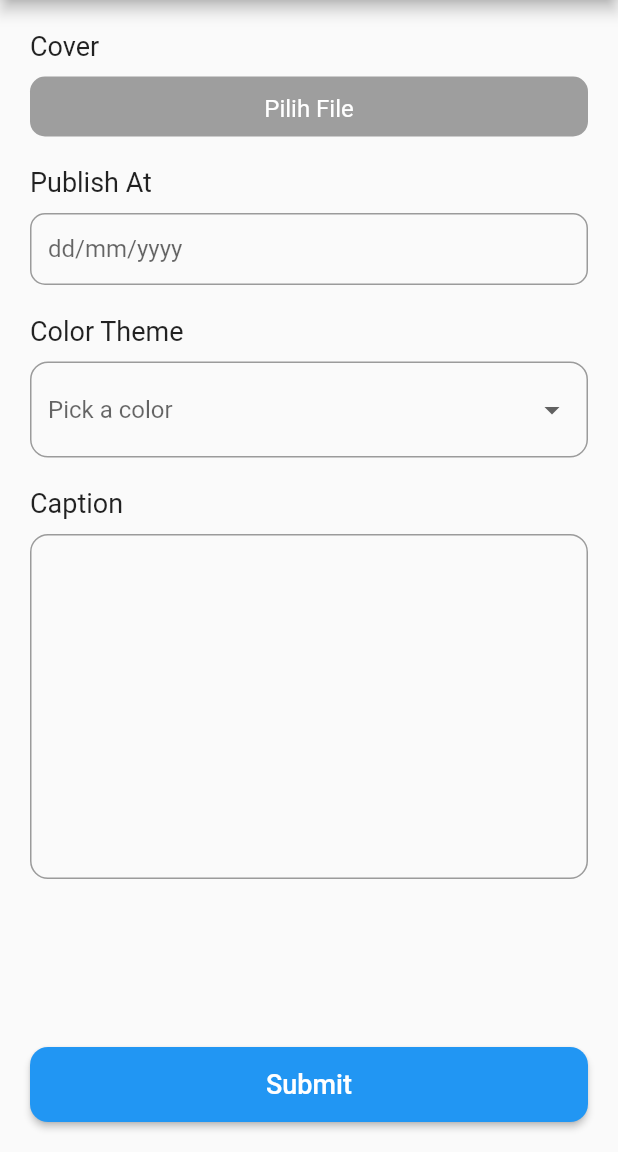
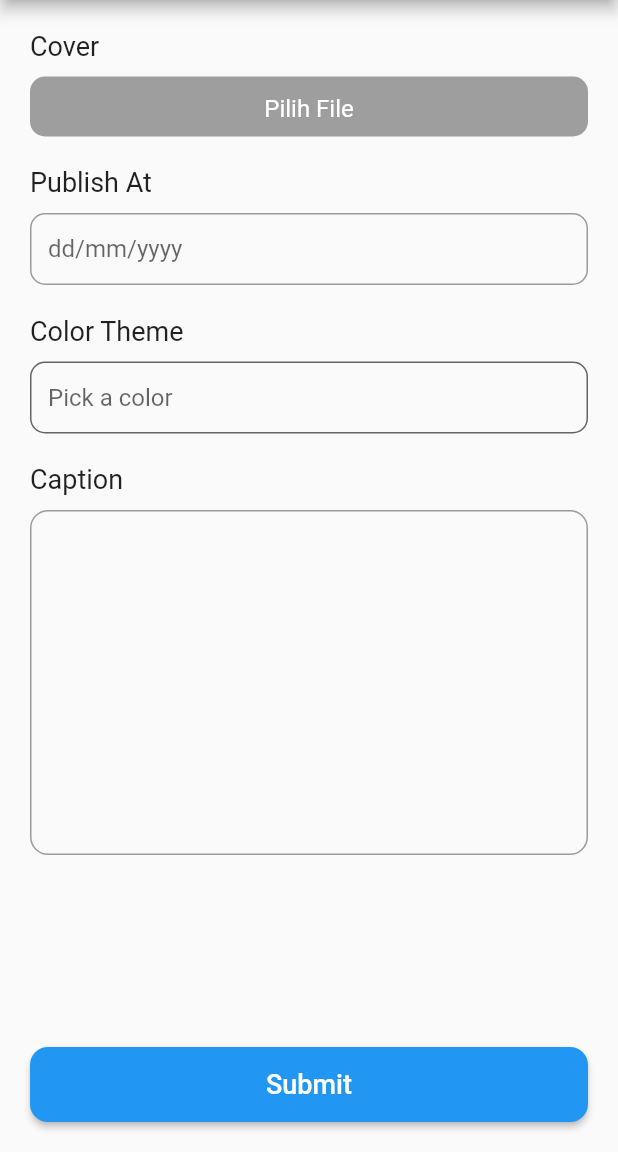
Before and after one commit to IsmunandarMuis/flutter_ismunandar-muis, a Flutter app: the screen it shows after launch, on a phone screen of 412 x 824 dp, the part 84-1236 px from its top. Run offline on Flutter 3.47's test engine with Material 2 defaults, Android fonts, the phone set to English and light mode, and no system bars; our stand-ins replace badges, barcode_widget, dropdown_search, flutter_colorpicker, image_picker; accounts and stored records are empty.

Commit message:
section 18

```diff
--- a/18_Form Picker/praktikum/praktikum/lib/pages/page_create_post.dart
+++ b/18_Form Picker/praktikum/praktikum/lib/pages/page_create_post.dart
@@ -3,6 +3,7 @@ import 'dart:io';
 import 'package:dropdown_search/dropdown_search.dart';
 import 'package:flutter/material.dart';
 import 'package:flutter/services.dart';
+import 'package:flutter_colorpicker/flutter_colorpicker.dart';
 import 'package:image_picker/image_picker.dart';
 import 'package:intl/intl.dart';
 import 'package:praktikum/pages/page_preview_post.dart';
@@ -37,6 +38,7 @@ class _PageCreatePostState extends State<PageCreatePost> {
   late TextEditingController dateController;
   late TextEditingController captionController;
   late Map<String, dynamic> dataColor;
+  late Color currentColor;
   File? file;
 
   @override
@@ -44,6 +46,7 @@ class _PageCreatePostState extends State<PageCreatePost> {
     dateController = TextEditingController();
     captionController = TextEditingController();
     dataColor = {};
+    currentColor = Color(0xffff);
     super.initState();
   }
 
@@ -117,8 +120,9 @@ class _PageCreatePostState extends State<PageCreatePost> {
 
                 if (date != null) {
                   // print(date);
-                  String getDate = DateFormat().format(date);
+                  String getDate = DateFormat('dd/MM/yyyy').format(date);
                   dateController.text = getDate;
+                  print(dateController.text);
                 } else {}
               },
               decoration: InputDecoration(
@@ -135,41 +139,31 @@ class _PageCreatePostState extends State<PageCreatePost> {
             SizedBox(
               height: 10,
             ),
-            DropdownButtonFormField(
+            TextField(
+              readOnly: true,
+              onTap: () {
+                showDialog(
+                    context: context,
+                    builder: (context) => AlertDialog(
+                          title: Text("Pick a color"),
+                          content: SingleChildScrollView(
+                            child: ColorPicker(
+                                pickerColor: currentColor,
+                                onColorChanged: (color) {
+                                  setState(() {
+                                    currentColor = color;
+                                  });
+                                }),
+                          ),
+                        ));
+              },
               decoration: InputDecoration(
-                fillColor: Colors.white,
-                focusColor: Colors.white,
-                border:
-                    OutlineInputBorder(borderRadius: BorderRadius.circular(12)),
-                hintText: "Pick a color",
-              ),
-              isExpanded: true,
-              items: listColor.map((
-                menu,
-              ) {
-                return DropdownMenuItem(
-                  value: menu,
-                  child: Row(
-                    mainAxisAlignment: MainAxisAlignment.spaceBetween,
-                    children: [
-                      Text(menu['colorName']),
-                      Container(
-                        height: 15,
-                        width: 15,
-                        decoration: BoxDecoration(
-                            shape: BoxShape.circle,
-                            color: Color(menu['colorHexa'])),
-                      )
-                    ],
-                  ),
-                );
-              }).toList(),
-              onChanged: (value) {
-                setState(() {
-                  dataColor = value as Map<String, dynamic>;
-                  print(dataColor);
-                });
-              },
+                  hintText: "Pick a color",
+                  fillColor: currentColor,
+                  filled: true,
+                  contentPadding: EdgeInsets.all(12),
+                  border: OutlineInputBorder(
+                      borderRadius: BorderRadius.circular(10))),
             ),
             SizedBox(
               height: 20,
@@ -212,7 +206,7 @@ class _PageCreatePostState extends State<PageCreatePost> {
                       PagePreviewPost(
                           imageFIle: file!,
                           date: dateController.text,
-                          selectionColor: dataColor,
+                          selectionColor: currentColor,
                           caption: captionController.text),
                 ),
               );
--- a/18_Form Picker/praktikum/praktikum/pubspec.yaml
+++ b/18_Form Picker/praktikum/praktikum/pubspec.yaml
@@ -37,6 +37,7 @@ dependencies:
   image_picker: ^0.8.5+3
   dropdown_search: ^3.0.1
   intl: ^0.17.0
+  flutter_colorpicker: ^1.0.3
 
 dev_dependencies:
   flutter_test:
```
Also changed, not shown: 18_Form Picker/praktikum/praktikum/lib/pages/page_preview_post.dart (+14 -6 lines), 18_Form Picker/praktikum/praktikum/pubspec.lock, 2 other files.
